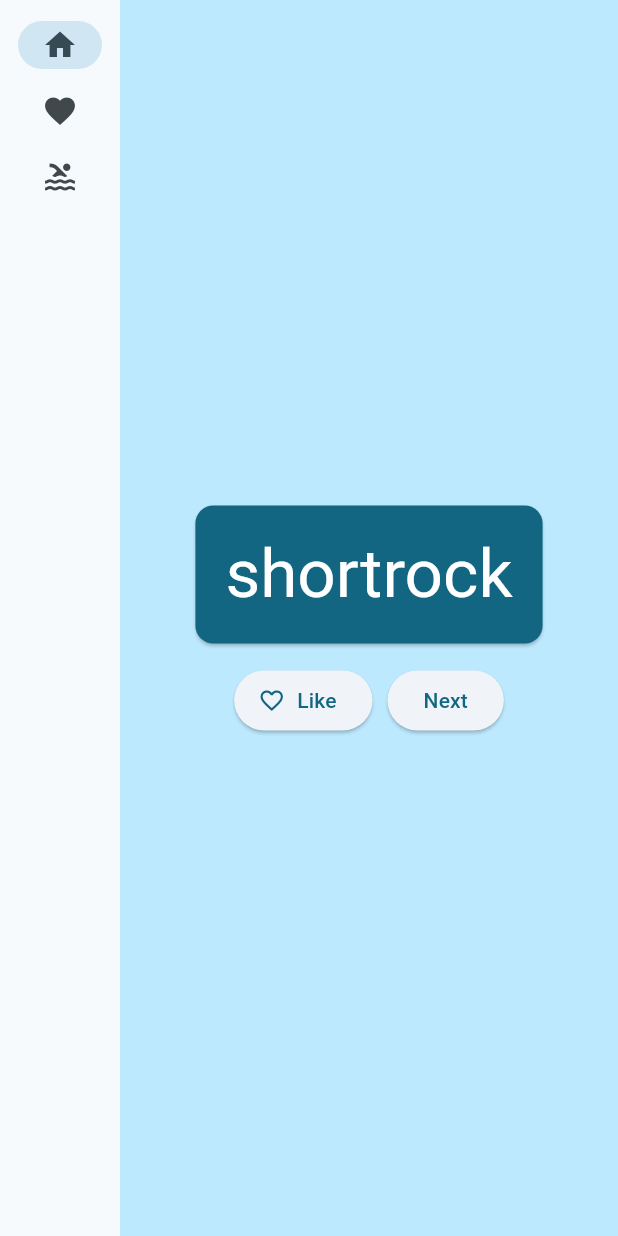
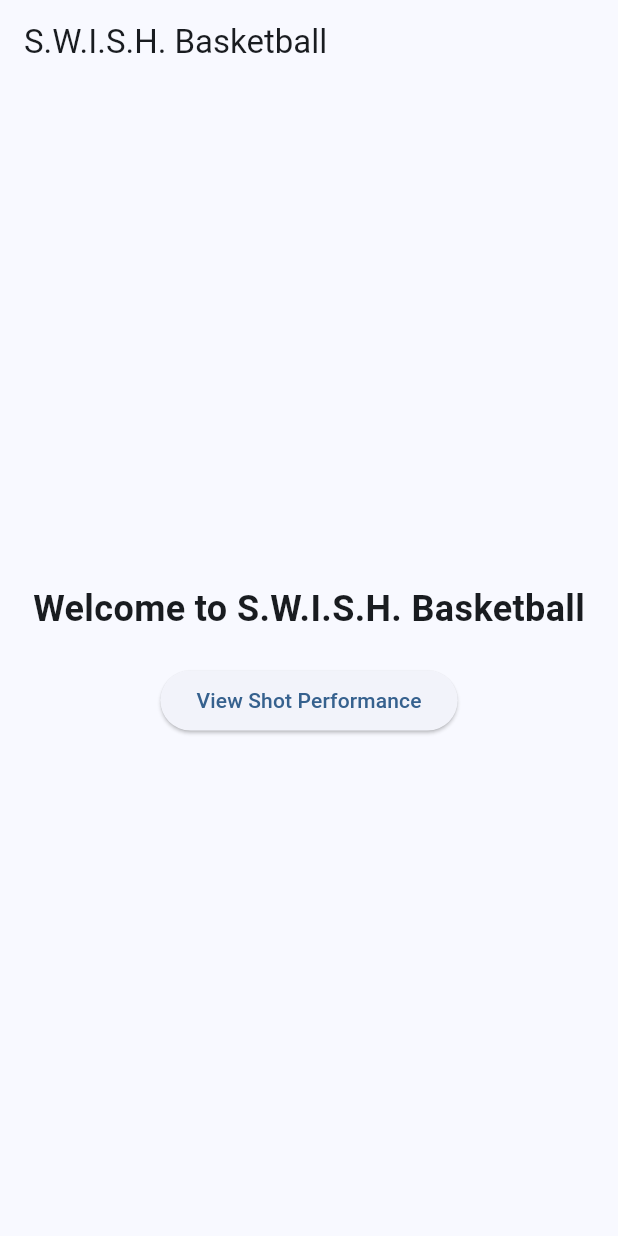
Before and after one commit to georgefang13/MiniHoopApp, a Flutter app: the screen it shows after launch, on a phone screen of 412 x 824 dp. Run offline on Flutter 3.47's test engine with Material 3 defaults, Android fonts, the phone set to English and light mode, and no system bars.

Commit message:
Uncommented real stuff from main

```diff
--- a/lib/main.dart
+++ b/lib/main.dart
@@ -1,327 +1,327 @@
-import 'package:english_words/english_words.dart';
+// import 'package:english_words/english_words.dart';
+// import 'package:flutter/material.dart';
+// import 'package:flutter/rendering.dart';
+// import 'package:provider/provider.dart';
+
+// void main() {
+//   runApp(MyApp());
+// }
+
+// class MyApp extends StatelessWidget {
+//   const MyApp({super.key});
+
+//   @override
+//   Widget build(BuildContext context) {
+//     return ChangeNotifierProvider(
+//       create: (context) => MyAppState(),
+//       child: MaterialApp(
+//         title: 'S.W.I.S.H.',
+//         theme: ThemeData(
+//           useMaterial3: true,
+//           colorScheme: ColorScheme.fromSeed(seedColor: const Color.fromARGB(255, 180, 219, 239)),
+//         ),
+//         home: MyHomePage(),
+//       ),
+//     );
+//   }
+// }
+
+// class MyAppState extends ChangeNotifier {
+//   // this is where you can put "global variables" that multiple widgets might want to use
+//   var current = WordPair.random();
+
+//   void getNext() {
+//     current = WordPair.random();
+//     notifyListeners();
+//   }
+
+//   var favorites = <WordPair>[];
+
+//   void toggleFavorite() {
+//     if (favorites.contains(current)) {
+//       favorites.remove(current);
+//     } else {
+//       favorites.add(current);
+//     }
+//     notifyListeners();
+//   }
+// }
+
+
+// class MyHomePage extends StatefulWidget {
+//   @override
+//   State<MyHomePage> createState() => _MyHomePageState();
+// }
+
+// class _MyHomePageState extends State<MyHomePage> {
+
+//   var selectedIndex = 0;
+
+//   @override
+//   Widget build(BuildContext context) {
+//     Widget page;
+//     switch (selectedIndex) {
+//       case 0:
+//         page = GeneratorPage();
+//         break;
+//       case 1:
+//         page = FavoritesPage();
+//         break;
+//       default:
+//         throw UnimplementedError('no widget for $selectedIndex');
+// }
+//     return LayoutBuilder(
+//       builder: (context, constraints) {
+//         return Scaffold(
+//           body: Row(
+//             children: [
+//               SafeArea(
+//                 child: NavigationRail(
+//                   extended: constraints.maxWidth >= 600, // if true, the labels will appear
+//                   destinations: [
+//                     NavigationRailDestination(
+//                       icon: Icon(Icons.home),
+//                       label: Text('Home'),
+//                     ),
+//                     NavigationRailDestination(
+//                       icon: Icon(Icons.favorite),
+//                       label: Text('Favorites'),
+//                     ),
+//                     NavigationRailDestination(
+//                       icon: Icon(Icons.pool),
+//                       label: Text('Pool'),
+//                     ),
+//                   ],
+//                   selectedIndex: selectedIndex,
+//                   onDestinationSelected: (value) {
+//                     setState(() {
+//                       selectedIndex = value;
+//                     });
+//                   },
+//                 ),
+//               ),
+//               Expanded( // greedy widget that takes up as much space as possible.
+//                 child: Container(
+//                   color: Theme.of(context).colorScheme.primaryContainer,
+//                   child: page,
+//                 ),
+//               ),
+//             ],
+//           ),
+//         );
+//       }
+//     );
+//   }
+// }
+
+
+// class GeneratorPage extends StatelessWidget {
+//   @override
+//   Widget build(BuildContext context) {
+//     var appState = context.watch<MyAppState>();
+//     var pair = appState.current;
+
+//     IconData icon;
+//     if (appState.favorites.contains(pair)) {
+//       icon = Icons.favorite;
+//     } else {
+//       icon = Icons.favorite_border;
+//     }
+
+//     return Center(
+//       child: Column(
+//         mainAxisAlignment: MainAxisAlignment.center,
+//         children: [
+//           BigCard(pair: pair),
+//           SizedBox(height: 10),
+//           Row(
+//             mainAxisSize: MainAxisSize.min,
+//             children: [
+//               ElevatedButton.icon(
+//                 onPressed: () {
+//                   appState.toggleFavorite();
+//                 },
+//                 icon: Icon(icon),
+//                 label: Text('Like'),
+//               ),
+//               SizedBox(width: 10),
+//               ElevatedButton(
+//                 onPressed: () {
+//                   appState.getNext();
+//                 },
+//                 child: Text('Next'),
+//               ),
+//             ],
+//           ),
+//         ],
+//       ),
+//     );
+//   }
+// }
+
+// class FavoritesPage extends StatelessWidget {
+//   @override
+//   Widget build(BuildContext context) {
+//     var appState = context.watch<MyAppState>();
+
+//     if (appState.favorites.isEmpty) {
+//       return Center(
+//         child: Text('No favorites yet.'),
+//       );
+//     }
+
+//     return ListView(
+//       children: [
+//         Padding(
+//           padding: const EdgeInsets.all(20),
+//           child: Text('You have '
+//               '${appState.favorites.length} favorites:'),
+//         ),
+//         for (var pair in appState.favorites)
+//           ListTile(
+//             leading: Icon(Icons.favorite),
+//             title: Text(pair.asLowerCase),
+//           ),
+//       ],
+//     );
+//   }
+// }
+
+// class BigCard extends StatelessWidget {
+//   const BigCard({
+//     super.key,
+//     required this.pair,
+//   });
+
+//   final WordPair pair;
+
+//   @override
+//   Widget build(BuildContext context) {
+//     final theme = Theme.of(context);
+//     final style = theme.textTheme.displayMedium!.copyWith(
+//       color: theme.colorScheme.onPrimary,
+//     );
+//     return Card(
+//       color: theme.colorScheme.primary,
+//       child: Padding(
+//         padding: const EdgeInsets.all(20.0),
+//         child: Text(
+//           pair.asLowerCase,
+//           style: style,
+//           semanticsLabel: "${pair.first} ${pair.second}", // this is just for a screen reader
+//         ),
+//       ),
+//     );
+//   }
+// }
+
+
+// ------------------------------------------------------------------------------------------ //
+// FIRST TRY SWISH WEBSITE //
+
 import 'package:flutter/material.dart';
-import 'package:flutter/rendering.dart';
-import 'package:provider/provider.dart';
 
 void main() {
-  runApp(MyApp());
+  runApp(SwishApp());
 }
 
-class MyApp extends StatelessWidget {
-  const MyApp({super.key});
-
+class SwishApp extends StatelessWidget {
   @override
   Widget build(BuildContext context) {
-    return ChangeNotifierProvider(
-      create: (context) => MyAppState(),
-      child: MaterialApp(
-        title: 'S.W.I.S.H.',
+    return MaterialApp(
+      title: 'S.W.I.S.H. Basketball',
       theme: ThemeData(
-          useMaterial3: true,
-          colorScheme: ColorScheme.fromSeed(seedColor: const Color.fromARGB(255, 180, 219, 239)),
+        colorScheme: ColorScheme.fromSeed(seedColor: Colors.blue),
       ),
-        home: MyHomePage(),
-      ),
+      home: HomePage(),
     );
   }
 }
 
-class MyAppState extends ChangeNotifier {
-  // this is where you can put "global variables" that multiple widgets might want to use
-  var current = WordPair.random();
-
-  void getNext() {
-    current = WordPair.random();
-    notifyListeners();
-  }
-
-  var favorites = <WordPair>[];
-
-  void toggleFavorite() {
-    if (favorites.contains(current)) {
-      favorites.remove(current);
-    } else {
-      favorites.add(current);
-    }
-    notifyListeners();
-  }
-}
-
-
-class MyHomePage extends StatefulWidget {
-  @override
-  State<MyHomePage> createState() => _MyHomePageState();
-}
-
-class _MyHomePageState extends State<MyHomePage> {
-
-  var selectedIndex = 0;
-
+class HomePage extends StatelessWidget {
   @override
   Widget build(BuildContext context) {
-    Widget page;
-    switch (selectedIndex) {
-      case 0:
-        page = GeneratorPage();
-        break;
-      case 1:
-        page = FavoritesPage();
-        break;
-      default:
-        throw UnimplementedError('no widget for $selectedIndex');
-}
-    return LayoutBuilder(
-      builder: (context, constraints) {
     return Scaffold(
-          body: Row(
-            children: [
-              SafeArea(
-                child: NavigationRail(
-                  extended: constraints.maxWidth >= 600, // if true, the labels will appear
-                  destinations: [
-                    NavigationRailDestination(
-                      icon: Icon(Icons.home),
-                      label: Text('Home'),
+      appBar: AppBar(
+        title: Text('S.W.I.S.H. Basketball'),
       ),
-                    NavigationRailDestination(
-                      icon: Icon(Icons.favorite),
-                      label: Text('Favorites'),
-                    ),
-                    NavigationRailDestination(
-                      icon: Icon(Icons.pool),
-                      label: Text('Pool'),
-                    ),
-                  ],
-                  selectedIndex: selectedIndex,
-                  onDestinationSelected: (value) {
-                    setState(() {
-                      selectedIndex = value;
-                    });
-                  },
-                ),
-              ),
-              Expanded( // greedy widget that takes up as much space as possible.
-                child: Container(
-                  color: Theme.of(context).colorScheme.primaryContainer,
-                  child: page,
-                ),
-              ),
-            ],
-          ),
-        );
-      }
-    );
-  }
-}
-
-
-class GeneratorPage extends StatelessWidget {
-  @override
-  Widget build(BuildContext context) {
-    var appState = context.watch<MyAppState>();
-    var pair = appState.current;
-
-    IconData icon;
-    if (appState.favorites.contains(pair)) {
-      icon = Icons.favorite;
-    } else {
-      icon = Icons.favorite_border;
-    }
-
-    return Center(
+      body: Center(
         child: Column(
           mainAxisAlignment: MainAxisAlignment.center,
           children: [
-          BigCard(pair: pair),
-          SizedBox(height: 10),
-          Row(
-            mainAxisSize: MainAxisSize.min,
-            children: [
-              ElevatedButton.icon(
-                onPressed: () {
-                  appState.toggleFavorite();
-                },
-                icon: Icon(icon),
-                label: Text('Like'),
+            Text(
+              'Welcome to S.W.I.S.H. Basketball',
+              style: TextStyle(fontSize: 24, fontWeight: FontWeight.bold),
             ),
-              SizedBox(width: 10),
+            SizedBox(height: 20),
             ElevatedButton(
               onPressed: () {
-                  appState.getNext();
+                Navigator.push(
+                  context,
+                  MaterialPageRoute(builder: (context) => ShotPerformancePage()),
+                );
               },
-                child: Text('Next'),
+              child: Text('View Shot Performance'),
             ),
           ],
-          ),
-        ],
-      ),
-    );
-  }
-}
-
-class FavoritesPage extends StatelessWidget {
-  @override
-  Widget build(BuildContext context) {
-    var appState = context.watch<MyAppState>();
-
-    if (appState.favorites.isEmpty) {
-      return Center(
-        child: Text('No favorites yet.'),
-      );
-    }
-
-    return ListView(
-      children: [
-        Padding(
-          padding: const EdgeInsets.all(20),
-          child: Text('You have '
-              '${appState.favorites.length} favorites:'),
-        ),
-        for (var pair in appState.favorites)
-          ListTile(
-            leading: Icon(Icons.favorite),
-            title: Text(pair.asLowerCase),
-          ),
-      ],
-    );
-  }
-}
-
-class BigCard extends StatelessWidget {
-  const BigCard({
-    super.key,
-    required this.pair,
-  });
-
-  final WordPair pair;
-
-  @override
-  Widget build(BuildContext context) {
-    final theme = Theme.of(context);
-    final style = theme.textTheme.displayMedium!.copyWith(
-      color: theme.colorScheme.onPrimary,
-    );
-    return Card(
-      color: theme.colorScheme.primary,
-      child: Padding(
-        padding: const EdgeInsets.all(20.0),
-        child: Text(
-          pair.asLowerCase,
-          style: style,
-          semanticsLabel: "${pair.first} ${pair.second}", // this is just for a screen reader
         ),
       ),
     );
   }
 }
 
+class ShotPerformancePage extends StatelessWidget {
+  @override
+  Widget build(BuildContext context) {
+    return Scaffold(
+      appBar: AppBar(
+        title: Text('Shot Performance'),
+      ),
+      body: Padding(
+        padding: const EdgeInsets.all(16.0),
+        child: Row(
+          mainAxisAlignment: MainAxisAlignment.spaceEvenly,
+          children: [
+            PlayerCard(name: 'George', color: Colors.black, shots: 30, makes: 20),
+            PlayerCard(name: 'Luke', color: Colors.brown, shots: 25, makes: 15),
+            PlayerCard(name: 'Gavin', color: Colors.green, shots: 35, makes: 28),
+          ],
+        ),
+      ),
+    );
+  }
+}
+
+class PlayerCard extends StatelessWidget {
+  final String name;
+  final Color color;
+  final int shots;
+  final int makes;
+
+  PlayerCard({required this.name, required this.color, required this.shots, required this.makes});
+
+  @override
+  Widget build(BuildContext context) {
+    return Card(
+      color: color.withOpacity(0.1),
+      child: Padding(
+        padding: const EdgeInsets.all(16.0),
+        child: Column(
+          children: [
+            Text(
+              name,
+              style: TextStyle(fontSize: 20, fontWeight: FontWeight.bold, color: color),
+            ),
+            SizedBox(height: 10),
+            Text('Total Shots: $shots'),
+            Text('Total Makes: $makes'),
+            SizedBox(height: 20),
+            Placeholder(fallbackHeight: 100, fallbackWidth: 100), // This will be your heat map image
+          ],
+        ),
+      ),
+    );
+  }
+}
 
 // ------------------------------------------------------------------------------------------ //
-// FIRST TRY SWISH WEBSITE //
-
-// import 'package:flutter/material.dart';
-
-// void main() {
-//   runApp(SwishApp());
-// }
-
-// class SwishApp extends StatelessWidget {
-//   @override
-//   Widget build(BuildContext context) {
-//     return MaterialApp(
-//       title: 'S.W.I.S.H. Basketball',
-//       theme: ThemeData(
-//         colorScheme: ColorScheme.fromSeed(seedColor: Colors.blue),
-//       ),
-//       home: HomePage(),
-//     );
-//   }
-// }
-
-// class HomePage extends StatelessWidget {
-//   @override
-//   Widget build(BuildContext context) {
-//     return Scaffold(
-//       appBar: AppBar(
-//         title: Text('S.W.I.S.H. Basketball'),
-//       ),
-//       body: Center(
-//         child: Column(
-//           mainAxisAlignment: MainAxisAlignment.center,
-//           children: [
-//             Text(
-//               'Welcome to S.W.I.S.H. Basketball',
-//               style: TextStyle(fontSize: 24, fontWeight: FontWeight.bold),
-//             ),
-//             SizedBox(height: 20),
-//             ElevatedButton(
-//               onPressed: () {
-//                 Navigator.push(
-//                   context,
-//                   MaterialPageRoute(builder: (context) => ShotPerformancePage()),
-//                 );
-//               },
-//               child: Text('View Shot Performance'),
-//             ),
-//           ],
-//         ),
-//       ),
-//     );
-//   }
-// }
-
-// class ShotPerformancePage extends StatelessWidget {
-//   @override
-//   Widget build(BuildContext context) {
-//     return Scaffold(
-//       appBar: AppBar(
-//         title: Text('Shot Performance'),
-//       ),
-//       body: Padding(
-//         padding: const EdgeInsets.all(16.0),
-//         child: Row(
-//           mainAxisAlignment: MainAxisAlignment.spaceEvenly,
-//           children: [
-//             PlayerCard(name: 'George', color: Colors.black, shots: 30, makes: 20),
-//             PlayerCard(name: 'Luke', color: Colors.brown, shots: 25, makes: 15),
-//             PlayerCard(name: 'Gavin', color: Colors.green, shots: 35, makes: 28),
-//           ],
-//         ),
-//       ),
-//     );
-//   }
-// }
-
-// class PlayerCard extends StatelessWidget {
-//   final String name;
-//   final Color color;
-//   final int shots;
-//   final int makes;
-
-//   PlayerCard({required this.name, required this.color, required this.shots, required this.makes});
-
-//   @override
-//   Widget build(BuildContext context) {
-//     return Card(
-//       color: color.withOpacity(0.1),
-//       child: Padding(
-//         padding: const EdgeInsets.all(16.0),
-//         child: Column(
-//           children: [
-//             Text(
-//               name,
-//               style: TextStyle(fontSize: 20, fontWeight: FontWeight.bold, color: color),
-//             ),
-//             SizedBox(height: 10),
-//             Text('Total Shots: $shots'),
-//             Text('Total Makes: $makes'),
-//             SizedBox(height: 20),
-//             Placeholder(fallbackHeight: 100, fallbackWidth: 100), // This will be your heat map image
-//           ],
-//         ),
-//       ),
-//     );
-//   }
-// }
-
-// ------------------------------------------------------------------------------------------ //
```
Lines whose indentation alone changed are shown as unchanged.
